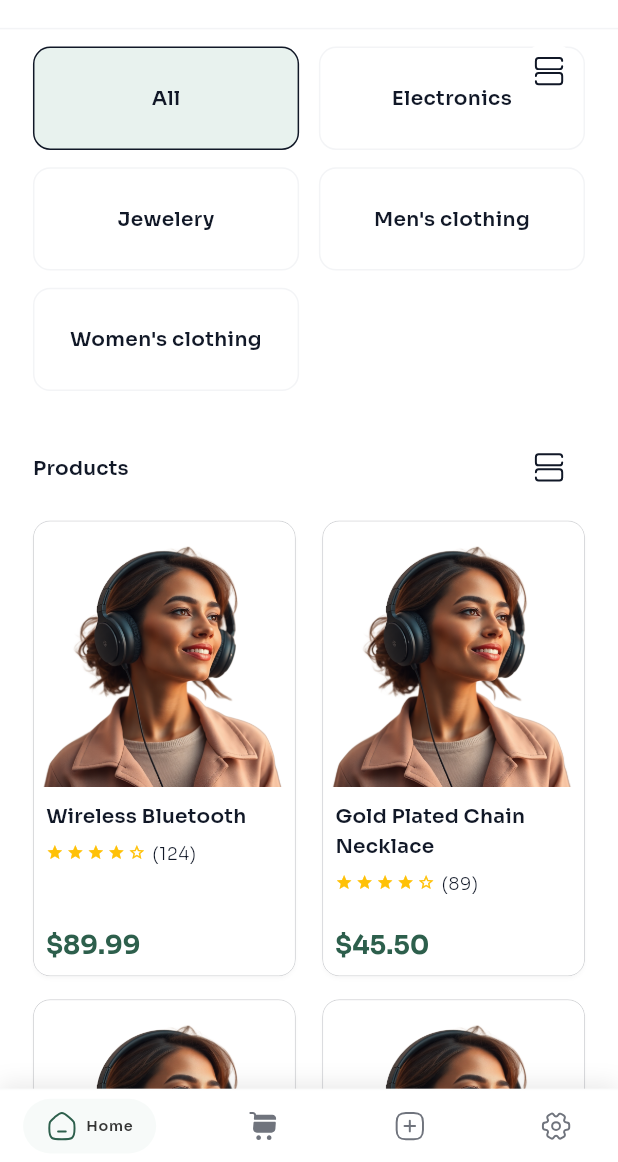
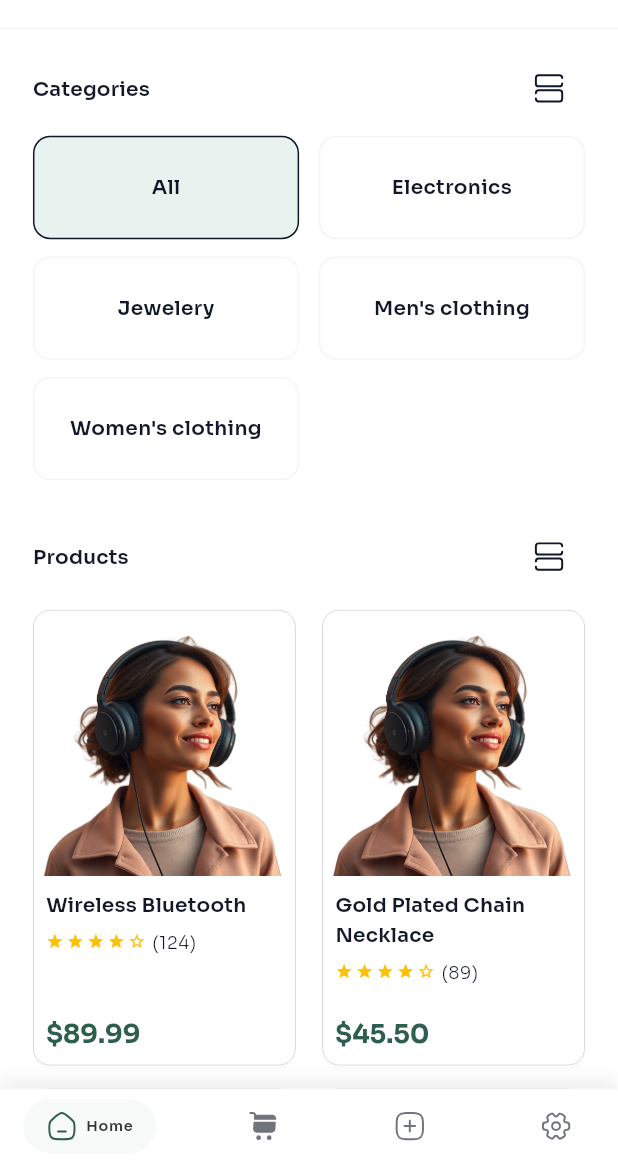
Before and after one commit to oiu85/fist_ecommerce_app_flutter, a Flutter app: the screen it shows after launch, after a tap on an icon or button, on a phone screen of 412 x 824 dp, the part 74-1236 px from its top. Run offline on Flutter 3.47's test engine with Material 3 defaults, Android fonts, the phone set to English and light mode, and no system bars; drawn by our look-alikes of auto_size_text, flutter_animate, google_nav_bar; our stand-ins replace cached_network_image, dartz, dio, easy_localization, equatable, flutter_bloc and 15 more; project files that could hold a hidden picture were left out.

Commit message:
*. Create an category header on the home pge

```diff
--- a/assets/translation/ar.json
+++ b/assets/translation/ar.json
@@ -294,6 +294,7 @@
   },
   "home": {
     "appBarTitle": "فست للتجارة الإلكترونية",
+    "categories": "الفئات",
     "products": "المنتجات",
     "navHome": "الرئيسية",
     "navCart": "السلة",
--- a/assets/translation/en.json
+++ b/assets/translation/en.json
@@ -294,6 +294,7 @@
   },
   "home": {
     "appBarTitle": "Fist E-commerce",
+    "categories": "Categories",
     "products": "Products",
     "navHome": "Home",
     "navCart": "Cart",
--- a/lib/features/home/presentation/pages/home_page.dart
+++ b/lib/features/home/presentation/pages/home_page.dart
@@ -7,6 +7,7 @@ import '../../../../core/shared/app_scaffold.dart';
 import '../../../../mock_data/home_mock_data.dart';
 import '../../../../mock_data/product_details_mock_data.dart';
 import '../widgets/home_category_chips.dart';
+import '../widgets/home_category_view_header.dart';
 import '../widgets/home_page_app_bar.dart';
 import '../widgets/home_product_grid.dart';
 import '../widgets/home_product_list.dart';
@@ -92,9 +93,26 @@ class _HomePageState extends State<HomePage> {
       ),
       body: CustomScrollView(
         slivers: <Widget>[
-          // ——— Category section: chips row or grid, surface background ———
+          // ——— Category section: header (like products) + chips row or grid ———
           SliverToBoxAdapter(
             child: ColoredBox(
+              color: theme.colorScheme.surfaceContainerHighest,
+              child: Column(
+                mainAxisSize: MainAxisSize.min,
+                crossAxisAlignment: CrossAxisAlignment.stretch,
+                children: [
+                  HomeCategoryViewHeader(
+                    layoutStyle: _categoryLayout,
+                    onViewToggle: () {
+                      setState(() {
+                        _categoryLayout =
+                            _categoryLayout == CategoryLayoutStyle.row
+                                ? CategoryLayoutStyle.grid
+                                : CategoryLayoutStyle.row;
+                      });
+                    },
+                  ),
+                  ColoredBox(
                     color: theme.colorScheme.surface,
                     child: AnimatedSection(
                       sectionIndex: 0,
@@ -110,16 +128,13 @@ class _HomePageState extends State<HomePage> {
                             setState(() => _selectedCategoryIndex = index);
                           },
                           layoutStyle: _categoryLayout,
-                    onLayoutToggle: () {
-                      setState(() {
-                        _categoryLayout =
-                            _categoryLayout == CategoryLayoutStyle.row
-                                ? CategoryLayoutStyle.grid
-                                : CategoryLayoutStyle.row;
-                      });
-                    },
+                          //* Toggle lives in header; no inline button
+                          onLayoutToggle: null,
                         ),
                       ),
+                    ),
+                  ),
+                ],
               ),
             ),
           ),
--- /dev/null
+++ b/lib/features/home/presentation/widgets/home_category_view_header.dart
@@ -0,0 +1,79 @@
+//* Header row for category section — matches HomeProductViewHeader style.
+//* Title + row/grid layout toggle.
+
+import 'package:flutter/material.dart';
+import 'package:flutter_screenutil/flutter_screenutil.dart';
+
+import '../../../../core/haptic/app_haptic.dart';
+import '../../../../core/localization/app_text.dart';
+import '../../../../core/localization/locale_keys.g.dart';
+import '../../../../core/theme/app_color_extension.dart';
+import '../../../../gen/assets.gen.dart';
+
+import 'home_category_chips.dart';
+
+/// Header row for category section: title + row/grid toggle.
+/// Mirrors [HomeProductViewHeader] layout and styling.
+class HomeCategoryViewHeader extends StatelessWidget {
+  const HomeCategoryViewHeader({
+    super.key,
+    required this.layoutStyle,
+    required this.onViewToggle,
+  });
+
+  final CategoryLayoutStyle layoutStyle;
+  final VoidCallback onViewToggle;
+
+  @override
+  Widget build(BuildContext context) {
+    final theme = Theme.of(context);
+    final colorScheme = theme.colorScheme;
+    final textTheme = theme.textTheme;
+    final appColors = theme.extension<AppColorExtension>();
+
+    return Padding(
+      padding: EdgeInsets.fromLTRB(20.w, 16.h, 20.w, 4.h),
+      child: Row(
+        mainAxisAlignment: MainAxisAlignment.spaceBetween,
+        children: [
+          AppText(
+            LocaleKeys.home_categories,
+            translation: true,
+            style: textTheme.titleMedium?.copyWith(
+              fontWeight: FontWeight.w600,
+              color: appColors?.primaryNavy ?? colorScheme.onSurface,
+            ),
+            maxLines: 1,
+            isAutoScale: true,
+          ),
+          IconButton(
+            onPressed: () {
+              AppHaptic.selection();
+              onViewToggle();
+            },
+            icon: (layoutStyle == CategoryLayoutStyle.row
+                    ? Assets.images.icons.category
+                    : Assets.images.icons.listRow)
+                .svg(
+              width: 22.r,
+              height: 22.r,
+              colorFilter: ColorFilter.mode(
+                colorScheme.onSurface,
+                BlendMode.srcIn,
+              ),
+            ),
+            style: IconButton.styleFrom(
+              minimumSize: Size(40.r, 40.r),
+              padding: EdgeInsets.zero,
+              shape: const CircleBorder(),
+              backgroundColor: colorScheme.surface,
+            ),
+            tooltip: layoutStyle == CategoryLayoutStyle.row
+                ? 'Switch to grid view'
+                : 'Switch to list view',
+          ),
+        ],
+      ),
+    );
+  }
+}
--- a/lib/features/settings/presentation/widgets/settings_profile_section.dart
+++ b/lib/features/settings/presentation/widgets/settings_profile_section.dart
@@ -8,7 +8,6 @@ import '../../../../core/localization/app_text.dart';
 import '../../../../core/theme/app_color_extension.dart';
 import '../../../../gen/assets.gen.dart';
 
-/// Profile header with circular avatar (placeholder or network image) and username.
 class SettingsProfileSection extends StatelessWidget {
   const SettingsProfileSection({
     super.key,
```
Also changed, not shown: lib/core/localization/locale_keys.g.dart. Lines whose indentation alone changed are shown as unchanged.
